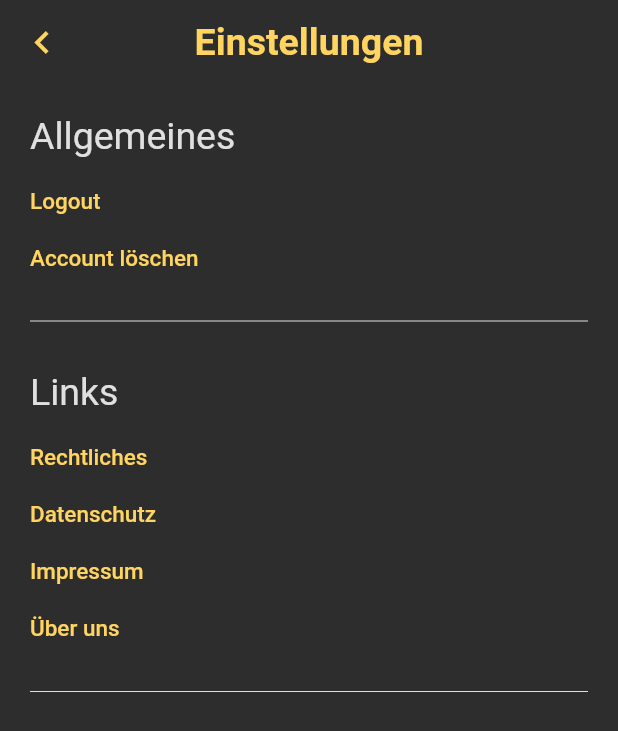
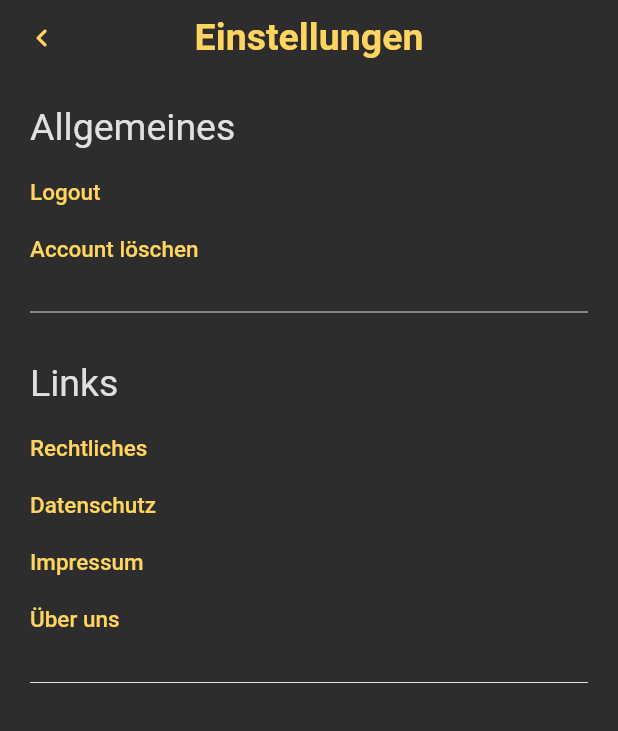
Before and after one commit to 100xA/Zample, a Flutter app: the SettingsScreen screen opened directly, on a phone screen of 412 x 824 dp. Shown: the top 731 px of the screen. Run offline on Flutter 3.47's test engine with Material 2 defaults, Android fonts, the phone set to English and light mode, and no system bars; our stand-ins replace bloc, cached_network_image, carousel_slider, cloud_firestore, equatable, firebase_auth and 9 more; missing offline and left inert: flutter_facebook_auth; accounts and stored records are empty.

Commit message:
#13 Smaller Design Changes

```diff
--- a/lib/components/home/ui/home_screen.dart
+++ b/lib/components/home/ui/home_screen.dart
@@ -7,7 +7,7 @@ import 'package:zample/components/profile/bloc/cubit/profile_cubit.dart';
 import 'package:zample/components/profile/ui/profile_screen.dart';
 import 'package:zample/core/services/service_locator.dart';
 import 'package:zample/misc/theme/colors.dart';
-import 'package:zample/zample_widgets/zample_bottom_navy_bar.dart';
+import 'package:zample/misc/widgets/zample_bottom_navy_bar.dart';
 
 class HomeScreen extends StatelessWidget {
   static const String route = 'home_screen';
--- a/lib/components/landing/bloc/cubit/social_links_cubit.dart
+++ b/lib/components/landing/bloc/cubit/social_links_cubit.dart
@@ -66,6 +66,7 @@ class SocialLinksCubit extends Cubit<SocialLinksState> {
     }
   }
 
+  /// No Login needs to be reworked, see #3
   Future<void> noLogin() async {
     emit(state.copyWith(error: "", loading: true, authenticated: false));
 
--- a/lib/components/settings/settings_screen.dart
+++ b/lib/components/settings/settings_screen.dart
@@ -3,27 +3,19 @@ import 'package:url_launcher/url_launcher.dart';
 
 import 'package:zample/components/profile/bloc/cubit/profile_cubit.dart';
 import 'package:zample/core/bloc/auth/cubit/auth_cubit.dart';
+import 'package:zample/core/bloc/theme/themes.dart';
 import 'package:zample/core/services/service_locator.dart';
 import 'package:zample/misc/theme/colors.dart';
+import 'package:zample/misc/widgets/zamp_app_bar.dart';
 
 class SettingsScreen extends StatelessWidget {
   @override
   Widget build(BuildContext context) {
     return Scaffold(
-      appBar: AppBar(
-        leading: IconButton(
-          onPressed: () => {Navigator.of(context).pop()},
-          iconSize: 30,
-          icon: const Icon(Icons.chevron_left_sharp, color: yellowColor),
-        ),
-        title: Text(
-          "Einstellungen",
-          textAlign: TextAlign.center,
-          style: Theme.of(context).textTheme.headline1,
-        ),
-        centerTitle: true,
-        elevation: 0,
-        backgroundColor: Theme.of(context).backgroundColor,
+      appBar: ZampAppBar(
+        actionIcon: null,
+        actionText: null,
+        titleText: "Einstellungen",
       ),
       backgroundColor: Theme.of(context).backgroundColor,
       body: SafeArea(
@@ -52,7 +44,9 @@ class SettingsScreen extends StatelessWidget {
                       ScaffoldMessenger.of(context).showSnackBar(SnackBar(
                     content: Text(
                       'Bist du dir sicher, dass du deinen Account löschen willst?',
-                      style: Theme.of(context).textTheme.headline3,
+                      style: TextStyle(
+                        color: Theme.of(context).textTheme.headline3.color,
+                      ),
                     ),
                     duration: const Duration(seconds: 4),
                     backgroundColor: yellowColor,
--- a/lib/core/services/navigator_service.dart
+++ b/lib/core/services/navigator_service.dart
@@ -8,7 +8,7 @@ import 'package:zample/components/profile/ui/profile_screen.dart';
 import 'package:zample/core/repo/auth_repository.dart';
 import 'package:zample/core/services/service_locator.dart';
 import 'package:zample/misc/routes/fade_route.dart';
-import 'package:zample/zample_widgets/zample_test.dart';
+import 'package:zample/misc/widgets/zample_test.dart';
 
 /// The [RouteType] determines what [PageRoute] is used for the new route.
 ///
--- a/lib/main.dart
+++ b/lib/main.dart
@@ -2,7 +2,7 @@ import 'package:firebase_core/firebase_core.dart';
 
 import 'package:flutter/material.dart';
 import 'package:flutter/services.dart';
-import 'package:zample/core/error_handler/zample_error_handler.dart';
+import 'package:zample/core/error/zample_error_handler.dart';
 import 'package:zample/core/widgets/global_bloc_provider.dart';
 import 'package:zample/zample.dart';
 
--- /dev/null
+++ b/lib/misc/widgets/zamp_app_bar.dart
@@ -0,0 +1,60 @@
+import 'dart:io' show Platform;
+
+import 'package:flutter/material.dart';
+import 'package:zample/misc/theme/colors.dart';
+import 'package:zample/misc/widgets/zamp_back_button.dart';
+
+class ZampAppBar extends StatelessWidget implements PreferredSizeWidget {
+  final String titleText;
+  final String actionText;
+  final IconData actionIcon;
+  final VoidCallback onAction;
+
+  const ZampAppBar({
+    Key key,
+    this.actionIcon,
+    this.titleText,
+    this.actionText,
+    this.onAction,
+  }) : super(key: key);
+
+  @override
+  Widget build(BuildContext context) {
+    return AppBar(
+      toolbarHeight: 50,
+      backgroundColor: Colors.transparent,
+      elevation: 0,
+      leading: const ZampBackButton(),
+      title: Text(
+        titleText,
+        style: Theme.of(context).textTheme.headline1.copyWith(
+              color: yellowColor,
+            ),
+      ),
+      centerTitle: true,
+      actions: [
+        if (Platform.isIOS)
+          TextButton(
+            onPressed: onAction,
+            child: Text(
+              actionText,
+              style: Theme.of(context).textTheme.headline1.copyWith(
+                    color: yellowColor,
+                  ),
+            ),
+          )
+        else
+          IconButton(
+            onPressed: onAction,
+            icon: Icon(
+              actionIcon,
+              color: yellowColor,
+            ),
+          )
+      ],
+    );
+  }
+
+  @override
+  Size get preferredSize => const Size.fromHeight(50);
+}
--- /dev/null
+++ b/lib/misc/widgets/zamp_back_button.dart
@@ -0,0 +1,17 @@
+import 'package:flutter/material.dart';
+import 'package:zample/misc/theme/colors.dart';
+
+class ZampBackButton extends StatelessWidget {
+  const ZampBackButton({Key key}) : super(key: key);
+
+  @override
+  Widget build(BuildContext context) {
+    return IconButton(
+      onPressed: () => Navigator.of(context).pop(),
+      icon: const Icon(
+        Icons.chevron_left_rounded,
+        color: yellowColor,
+      ),
+    );
+  }
+}
```
Also changed, not shown: lib/components/landing/ui/widgets/social_links.dart (+18 -4 lines), lib/components/profile/ui/profile_screen.dart (+9 -7 lines), lib/misc/widgets/zamp_snack_bar.dart (added, +50 -0 lines), lib/core/error/zample_error_handler.dart (renamed from lib/core/error_handler/zample_error_handler.dart), lib/misc/widgets/zample_bottom_navy_bar.dart (renamed from lib/zample_widgets/zample_bottom_navy_bar.dart), lib/misc/widgets/zample_test.dart (renamed from lib/zample_widgets/zample_test.dart), pubspec.lock, 1 other file.
